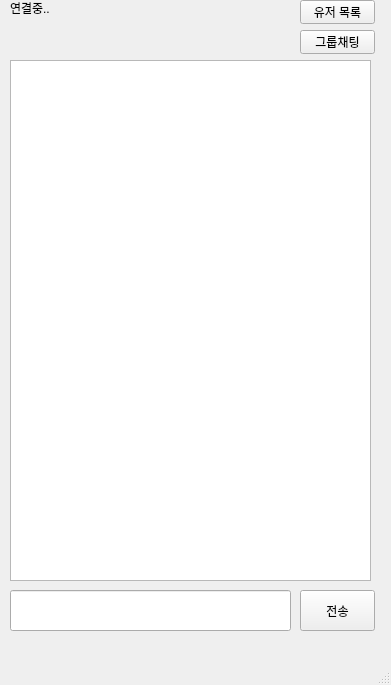
The window that src/client/gui/mainwindow.ui (TaehyunJeon0203/lanssenger) describes before a commit, drawn with Qt 5.
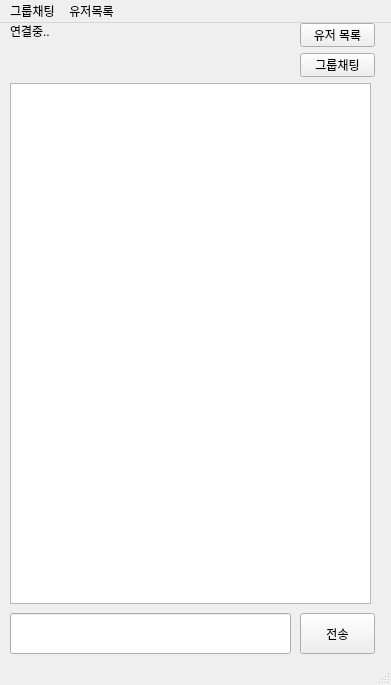
The same window after the commit.

Commit message: Feat: UserlistMenu 메뉴 추가

The edit to the form file:
```diff
--- a/src/client/gui/mainwindow.ui
+++ b/src/client/gui/mainwindow.ui
@@ -86,31 +86,31 @@
      </rect>
     </property>
    </widget>
-   <widget class="QStackedWidget" name="stackedWidget">
-    <property name="geometry">
-     <rect>
-      <x>70</x>
-      <y>20</y>
-      <width>120</width>
-      <height>16</height>
-     </rect>
-    </property>
-    <property name="currentIndex">
-     <number>0</number>
-    </property>
-    <widget class="QWidget" name="mainChatWidget"/>
-    <widget class="QWidget" name="groupChatWidget"/>
-   </widget>
   </widget>
   <widget class="QMenuBar" name="menubar">
+   <property name="enabled">
+    <bool>true</bool>
+   </property>
    <property name="geometry">
     <rect>
      <x>0</x>
      <y>0</y>
      <width>391</width>
-     <height>22</height>
+     <height>33</height>
     </rect>
    </property>
+   <widget class="QMenu" name="groupChatMenu">
+    <property name="title">
+     <string>그룹채팅</string>
+    </property>
+   </widget>
+   <widget class="QMenu" name="userListMenu">
+    <property name="title">
+     <string>유저목록</string>
+    </property>
+   </widget>
+   <addaction name="groupChatMenu"/>
+   <addaction name="userListMenu"/>
   </widget>
   <widget class="QStatusBar" name="statusbar"/>
  </widget>
```
The commit also changes 1 other file.
